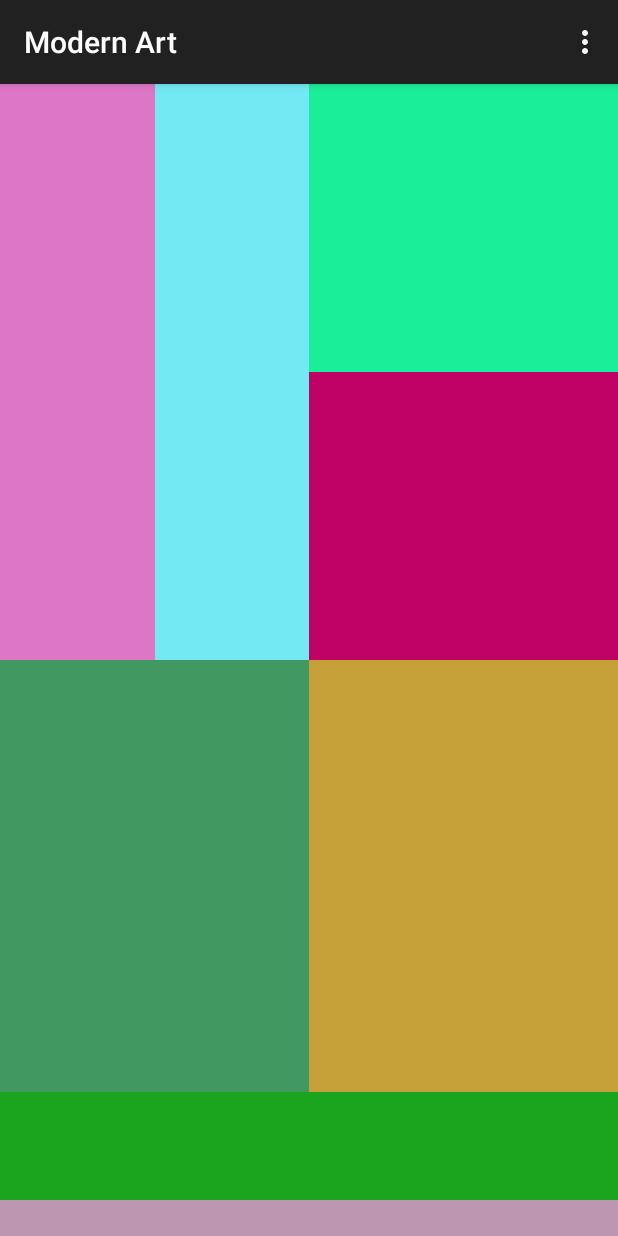
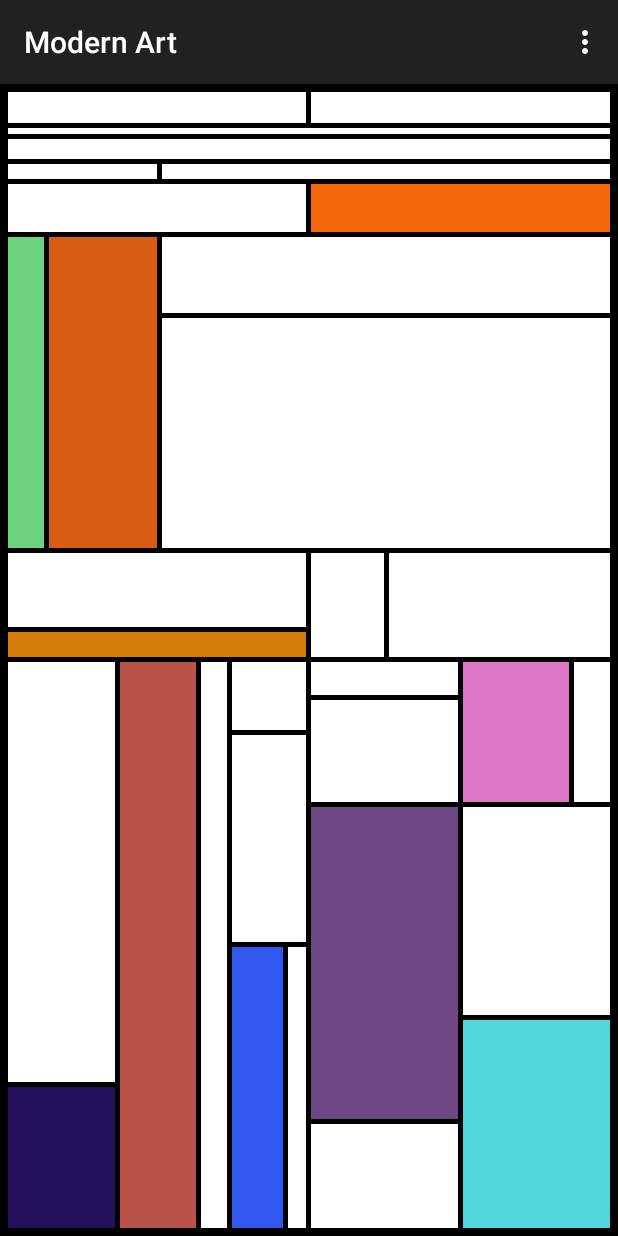
Before and after one commit to nashmaniac/Infini-Mondrians, an Android app: the screen it shows after launch (MainActivity), on a phone screen of 412 x 824 dp. Run offline under Robolectric (Android 15) with nearby library versions, the phone set to English and light mode, and no system bars.

Commit message:
Done implementing actual mondrian style

```diff
--- a/app/src/main/java/com/example/nash/modernui/MainActivity.java
+++ b/app/src/main/java/com/example/nash/modernui/MainActivity.java
@@ -23,8 +23,9 @@ import java.util.Random;
 
 public class MainActivity extends ActionBarActivity{
     private Random rand = new Random();
-    private int MAX_PARTS_ALLOWED = 3;
+    private int MAX_PARTS_ALLOWED = 5;
     private int TOTAL_WEIGHT_PER_PART = 4;
+    private int BORDER_WIDTH = 5;
 
     @Override
     protected void onCreate(Bundle savedInstanceState) {
@@ -39,10 +40,12 @@ public class MainActivity extends ActionBarActivity{
     private void makeMondrian(LinearLayout parentLayout, int partCount) {
         if(partCount >= MAX_PARTS_ALLOWED) return;
         int partitionWeight = rand.nextInt(TOTAL_WEIGHT_PER_PART - 1) + 1; // Avoids the generation of 0
-        LinearLayout firstPartition = createLinearLayout(partitionWeight);
-        LinearLayout secondPartition = createLinearLayout(TOTAL_WEIGHT_PER_PART - partitionWeight);
+        LinearLayout firstPartition = createLinearLayout(partitionWeight, parentLayout);
+        LinearLayout border = getPartitionBorder(parentLayout.getOrientation());
+        LinearLayout secondPartition = createLinearLayout(TOTAL_WEIGHT_PER_PART - partitionWeight, parentLayout);
 
         parentLayout.addView(firstPartition);
+        parentLayout.addView(border);
         parentLayout.addView(secondPartition);
 
 
@@ -51,19 +54,42 @@ public class MainActivity extends ActionBarActivity{
     }
 
 
+    private LinearLayout getPartitionBorder(int containerOrientation) {
+        LinearLayout border = new LinearLayout(this);
+        border.setBackgroundColor(Color.BLACK);
+
+        LinearLayout.LayoutParams borderParams = new LinearLayout.LayoutParams(LinearLayout.LayoutParams.MATCH_PARENT,LinearLayout.LayoutParams.MATCH_PARENT);
+//        borderParams.weight = BORDER_WEIGHT;
+
+        if(containerOrientation == LinearLayout.VERTICAL) {
+            borderParams.height = BORDER_WIDTH;
+        }else{
+            borderParams .width = BORDER_WIDTH;
+        }
+
+        border.setLayoutParams(borderParams);
+        return border;
+    }
+
     /*
     * Function : createLayout(weight of the layout)
     * Usage    : LinearLayout sampleLayout = createLayout(2);
-    * ------------------------------------------------------------------S-
+    * ------------------------------------------------------------------
     * Creates a LinearLayout View with the specified weight in parameter
     */
-    private LinearLayout createLinearLayout(int layoutWeight) {
+    private LinearLayout createLinearLayout(float layoutWeight, LinearLayout parentLayout) {
         LinearLayout linearLayout = new LinearLayout(this);
         linearLayout.setBackgroundColor(randomColor());
         linearLayout.setOrientation(rand.nextBoolean() ? LinearLayout.VERTICAL : LinearLayout.HORIZONTAL);
 
-        LinearLayout.LayoutParams linearLayoutParams = new LinearLayout.LayoutParams(LinearLayout.LayoutParams.MATCH_PARENT, LinearLayout.LayoutParams.MATCH_PARENT, 1.0f);
-        linearLayoutParams.weight = (float) layoutWeight;
+        LinearLayout.LayoutParams linearLayoutParams = new LinearLayout.LayoutParams(LinearLayout.LayoutParams.MATCH_PARENT, LinearLayout.LayoutParams.MATCH_PARENT);
+        linearLayoutParams.weight = layoutWeight;
+
+        if(parentLayout.getOrientation() == LinearLayout.VERTICAL) {
+            linearLayoutParams.height = 0; // Will be automatically set by provided weight
+        }else {
+            linearLayoutParams.width = 0; // Will be automatically set by provided weight
+        }
 
         linearLayout.setLayoutParams(linearLayoutParams);
 
@@ -76,10 +102,29 @@ public class MainActivity extends ActionBarActivity{
     * -----------------------------------------------
     */
     private int randomColor() {
-        int randColor = Color.argb(255, rand.nextInt(256), rand.nextInt(256), rand.nextInt(256));
-        return randColor;
+        boolean shouldBeWhite = generateBiasedBoolean(0.65f);
+        if(shouldBeWhite) {
+            return (Color.argb(255, 255, 255,255));
+        } else {
+            return (Color.argb(255, rand.nextInt(256), rand.nextInt(256), rand.nextInt(256)));
+        }
     }
 
+    /*
+     * Function : generateBiasedBoolean(bias Value)
+     * -----------------------------------------------------------------------------------
+     * Favors true more if passed in "float bias"/bias Value is greater than 0.5 and favors false more if passed
+     * in "float bias"/bias Value is less than 0.5
+     */
+    private boolean generateBiasedBoolean(float bias){
+        return (rand.nextFloat() < bias);
+    }
+
+    /*
+    * Function : gestureDetector() and onTouchEvent
+    * ----------------------------------------------
+    * Detects tap and hold on the display
+    */
     final GestureDetector gestureDetector = new GestureDetector(new GestureDetector.SimpleOnGestureListener() {
         public void onLongPress(MotionEvent e) {
             recreate();
--- /dev/null
+++ b/app/src/main/res/drawable/border.xml
@@ -0,0 +1,9 @@
+<?xml version="1.0" encoding="utf-8"?>
+<layer-list xmlns:android="http://schemas.android.com/apk/res/android">
+
+    <item android:left="5dp" android:right="5dp"  android:top="5dp" >
+        <shape android:shape="rectangle">
+            <solid android:color="#000000" />
+        </shape>
+    </item>
+</layer-list>
--- a/app/src/main/res/layout/activity_main.xml
+++ b/app/src/main/res/layout/activity_main.xml
@@ -2,49 +2,7 @@
     android:id = "@+id/main_layout"
     android:layout_width="match_parent"
     android:layout_height="match_parent"
-    android:background="#ffffff"
+    android:background="#000000"
+    android:padding = "5dp"
     android:orientation="vertical">
-
-    <!--
-    <LinearLayout xmlns:android="http://schemas.android.com/apk/res/android"
-        android:layout_width="match_parent"
-        android:layout_height="match_parent"
-        android:orientation="horizontal"
-        android:layout_weight="1">
-
-        <LinearLayout
-            android:layout_width="0dp"
-            android:layout_height="match_parent"
-            android:layout_weight="1"
-            android:background="#00ff00"
-            ></LinearLayout>
-        <LinearLayout
-            android:layout_width="0dp"
-            android:layout_height="match_parent"
-            android:layout_weight="2"
-            android:background="#0000ff"
-        ></LinearLayout>
-
-    </LinearLayout>
-    <LinearLayout xmlns:android="http://schemas.android.com/apk/res/android"
-        android:layout_width="match_parent"
-        android:layout_height="match_parent"
-        android:orientation="horizontal"
-        android:layout_weight="1">
-
-        <LinearLayout
-            android:layout_width="0dp"
-            android:layout_height="match_parent"
-            android:layout_weight="2"
-            android:background="#000000"
-            ></LinearLayout>
-        <LinearLayout
-            android:layout_width="0dp"
-            android:layout_height="match_parent"
-            android:layout_weight="2"
-            android:background="#ff0000"
-        ></LinearLayout>
-
-    </LinearLayout>
- -->
 </LinearLayout>
```
